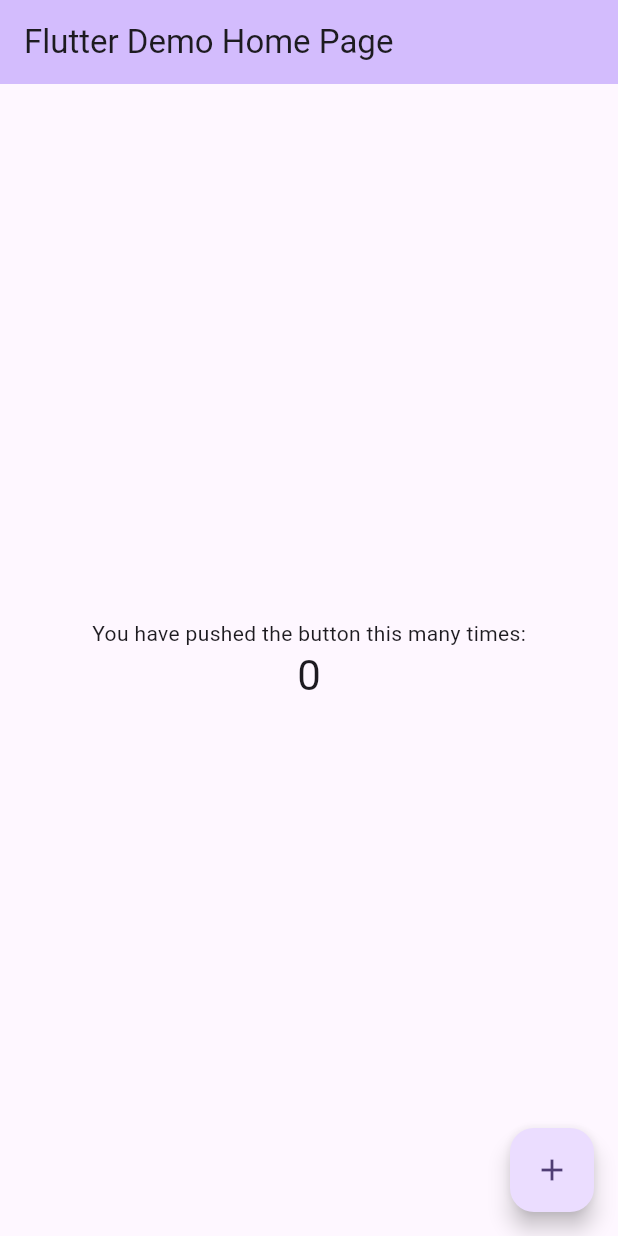
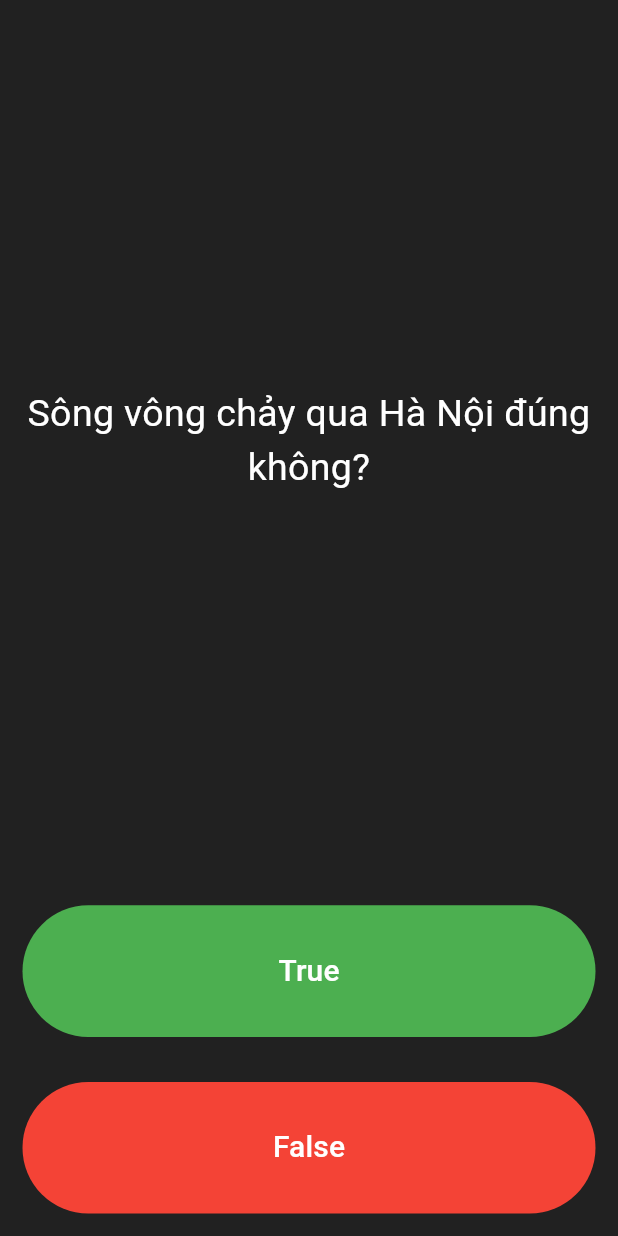
Before and after one commit to tngan180705/Lab_DNT, a Flutter app: the screen it shows after launch, on a phone screen of 412 x 824 dp. Run offline on Flutter 3.47's test engine with Material 3 defaults, Android fonts, the phone set to English and light mode, and no system bars; our stand-ins replace audioplayers, rflutter_alert.

Commit message:
Hoàn thành Lab 6: Quizzler - Quản lý Class và Logic

```diff
--- a/quizzler/lib/main.dart
+++ b/quizzler/lib/main.dart
@@ -1,122 +1,94 @@
 import 'package:flutter/material.dart';
+import 'quiz_brain.dart';
+import 'package:rflutter_alert/rflutter_alert.dart'; // Thư viện hiện thông báo (tùy chọn)
 
-void main() {
-  runApp(const MyApp());
-}
+QuizBrain quizBrain = QuizBrain();
 
-class MyApp extends StatelessWidget {
-  const MyApp({super.key});
+void main() => runApp(Quizzler());
 
-  // This widget is the root of your application.
+class Quizzler extends StatelessWidget {
   @override
   Widget build(BuildContext context) {
     return MaterialApp(
-      title: 'Flutter Demo',
-      theme: ThemeData(
-        // This is the theme of your application.
-        //
-        // TRY THIS: Try running your application with "flutter run". You'll see
-        // the application has a purple toolbar. Then, without quitting the app,
-        // try changing the seedColor in the colorScheme below to Colors.green
-        // and then invoke "hot reload" (save your changes or press the "hot
-        // reload" button in a Flutter-supported IDE, or press "r" if you used
-        // the command line to start the app).
-        //
-        // Notice that the counter didn't reset back to zero; the application
-        // state is not lost during the reload. To reset the state, use hot
-        // restart instead.
-        //
-        // This works for code too, not just values: Most code changes can be
-        // tested with just a hot reload.
-        colorScheme: ColorScheme.fromSeed(seedColor: Colors.deepPurple),
+      home: Scaffold(
+        backgroundColor: Colors.grey.shade900,
+        body: SafeArea(child: QuizPage()),
       ),
-      home: const MyHomePage(title: 'Flutter Demo Home Page'),
     );
   }
 }
 
-class MyHomePage extends StatefulWidget {
-  const MyHomePage({super.key, required this.title});
-
-  // This widget is the home page of your application. It is stateful, meaning
-  // that it has a State object (defined below) that contains fields that affect
-  // how it looks.
-
-  // This class is the configuration for the state. It holds the values (in this
-  // case the title) provided by the parent (in this case the App widget) and
-  // used by the build method of the State. Fields in a Widget subclass are
-  // always marked "final".
-
-  final String title;
-
+class QuizPage extends StatefulWidget {
   @override
-  State<MyHomePage> createState() => _MyHomePageState();
+  _QuizPageState createState() => _QuizPageState();
 }
 
-class _MyHomePageState extends State<MyHomePage> {
-  int _counter = 0;
+class _QuizPageState extends State<QuizPage> {
+  List<Icon> scoreKeeper = [];
 
-  void _incrementCounter() {
+  void checkAnswer(bool userPickedAnswer) {
+    bool correctAnswer = quizBrain.getQuestionAnswer();
     setState(() {
-      // This call to setState tells the Flutter framework that something has
-      // changed in this State, which causes it to rerun the build method below
-      // so that the display can reflect the updated values. If we changed
-      // _counter without calling setState(), then the build method would not be
-      // called again, and so nothing would appear to happen.
-      _counter++;
+      if (quizBrain.isFinished()) {
+        // Hiện thông báo kết thúc (Bạn có thể dùng Alert hoặc in ra console)
+        print('Hết câu hỏi rồi!');
+        quizBrain.reset();
+        scoreKeeper = [];
+      } else {
+        if (userPickedAnswer == correctAnswer) {
+          scoreKeeper.add(Icon(Icons.check, color: Colors.green));
+        } else {
+          scoreKeeper.add(Icon(Icons.close, color: Colors.red));
+        }
+        quizBrain.nextQuestion();
+      }
     });
   }
 
   @override
   Widget build(BuildContext context) {
-    // This method is rerun every time setState is called, for instance as done
-    // by the _incrementCounter method above.
-    //
-    // The Flutter framework has been optimized to make rerunning build methods
-    // fast, so that you can just rebuild anything that needs updating rather
-    // than having to individually change instances of widgets.
-    return Scaffold(
-      appBar: AppBar(
-        // TRY THIS: Try changing the color here to a specific color (to
-        // Colors.amber, perhaps?) and trigger a hot reload to see the AppBar
-        // change color while the other colors stay the same.
-        backgroundColor: Theme.of(context).colorScheme.inversePrimary,
-        // Here we take the value from the MyHomePage object that was created by
-        // the App.build method, and use it to set our appbar title.
-        title: Text(widget.title),
-      ),
-      body: Center(
-        // Center is a layout widget. It takes a single child and positions it
-        // in the middle of the parent.
-        child: Column(
-          // Column is also a layout widget. It takes a list of children and
-          // arranges them vertically. By default, it sizes itself to fit its
-          // children horizontally, and tries to be as tall as its parent.
-          //
-          // Column has various properties to control how it sizes itself and
-          // how it positions its children. Here we use mainAxisAlignment to
-          // center the children vertically; the main axis here is the vertical
-          // axis because Columns are vertical (the cross axis would be
-          // horizontal).
-          //
-          // TRY THIS: Invoke "debug painting" (choose the "Toggle Debug Paint"
-          // action in the IDE, or press "p" in the console), to see the
-          // wireframe for each widget.
-          mainAxisAlignment: MainAxisAlignment.center,
-          children: <Widget>[
-            const Text('You have pushed the button this many times:'),
-            Text(
-              '$_counter',
-              style: Theme.of(context).textTheme.headlineMedium,
+    return Column(
+      mainAxisAlignment: MainAxisAlignment.spaceBetween,
+      crossAxisAlignment: CrossAxisAlignment.stretch,
+      children: <Widget>[
+        Expanded(
+          flex: 5,
+          child: Center(
+            child: Text(
+              quizBrain.getQuestionText(),
+              textAlign: TextAlign.center,
+              style: TextStyle(fontSize: 25.0, color: Colors.white),
             ),
-          ],
+          ),
         ),
-      ),
-      floatingActionButton: FloatingActionButton(
-        onPressed: _incrementCounter,
-        tooltip: 'Increment',
-        child: const Icon(Icons.add),
-      ), // This trailing comma makes auto-formatting nicer for build methods.
+        Expanded(
+          child: Padding(
+            padding: EdgeInsets.all(15.0),
+            child: TextButton(
+              style: TextButton.styleFrom(backgroundColor: Colors.green),
+              child: Text(
+                'True',
+                style: TextStyle(color: Colors.white, fontSize: 20.0),
+              ),
+              onPressed: () => checkAnswer(true),
+            ),
+          ),
+        ),
+        Expanded(
+          child: Padding(
+            padding: EdgeInsets.all(15.0),
+            child: TextButton(
+              style: TextButton.styleFrom(backgroundColor: Colors.red),
+              child: Text(
+                'False',
+                style: TextStyle(color: Colors.white, fontSize: 20.0),
+              ),
+              onPressed: () => checkAnswer(false),
+            ),
+          ),
+        ),
+        Row(children: scoreKeeper),
+      ],
     );
   }
 }
--- /dev/null
+++ b/quizzler/lib/question.dart
@@ -0,0 +1,6 @@
+class Question {
+  String questionText;
+  bool questionAnswer;
+
+  Question(this.questionText, this.questionAnswer);
+}
--- a/quizzler/pubspec.yaml
+++ b/quizzler/pubspec.yaml
@@ -2,7 +2,7 @@ name: quizzler
 description: "A new Flutter project."
 # The following line prevents the package from being accidentally published to
 # pub.dev using `flutter pub publish`. This is preferred for private packages.
-publish_to: 'none' # Remove this line if you wish to publish to pub.dev
+publish_to: "none" # Remove this line if you wish to publish to pub.dev
 
 # The following defines the version and build number for your application.
 # A version number is three numbers separated by dots, like 1.2.43
@@ -34,6 +34,7 @@ dependencies:
   # The following adds the Cupertino Icons font to your application.
   # Use with the CupertinoIcons class for iOS style icons.
   cupertino_icons: ^1.0.8
+  rflutter_alert: ^2.0.7
 
 dev_dependencies:
   flutter_test:
@@ -51,7 +52,6 @@ dev_dependencies:
 
 # The following section is specific to Flutter packages.
 flutter:
-
   # The following line ensures that the Material Icons font is
   # included with your application, so that you can use the icons in
   # the material Icons class.
```
Also changed, not shown: quizzler/lib/quiz_brain.dart (added, +23 -0 lines), quizzler/pubspec.lock.
